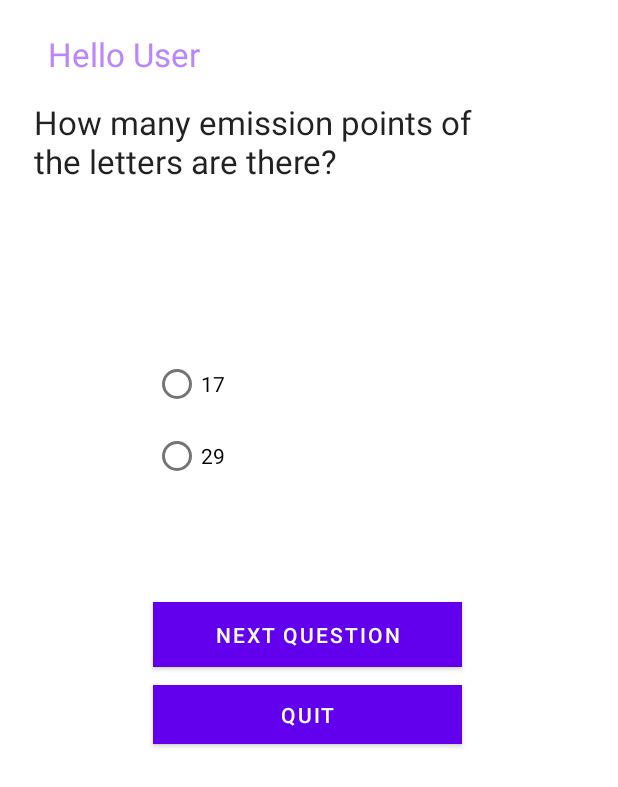
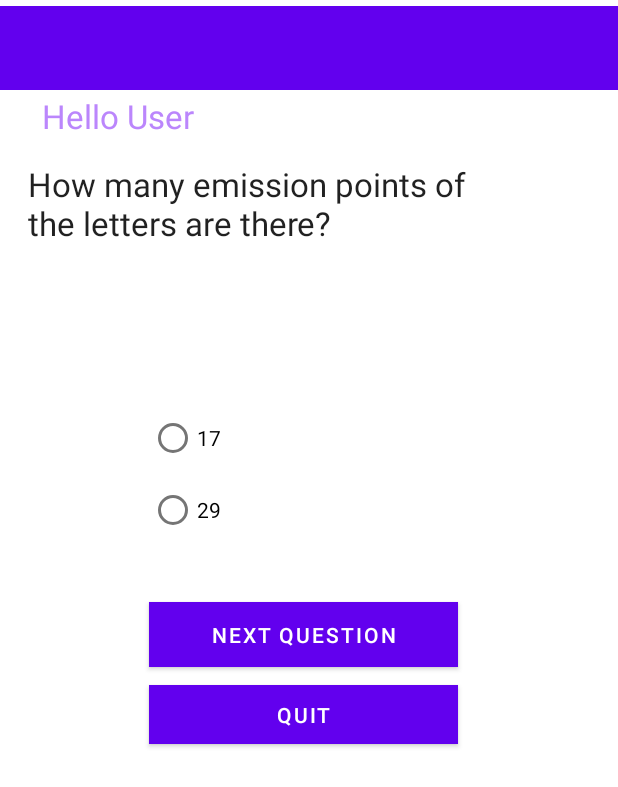
Before and after one commit to FatimaShah11/task2, an Android app: the screen it shows after launch (QuestionsActivity), after a tap on "ATTEMPT QUIZ", on a phone screen of 412 x 824 dp. Shown: the top 787 px of the screen. Run offline under Robolectric (Android 15) with nearby library versions, the phone set to English and light mode, and no system bars.

Commit message:
appBar_Quest.Acti

```diff
--- a/app/src/main/res/layout/activity_qestions.xml
+++ b/app/src/main/res/layout/activity_qestions.xml
@@ -24,10 +24,10 @@
             android:textColorLink="#9C27B0"
             app:layout_constraintBottom_toTopOf="@+id/button3"
             app:layout_constraintEnd_toEndOf="parent"
-            app:layout_constraintHorizontal_bias="0.151"
+            app:layout_constraintHorizontal_bias="0.132"
             app:layout_constraintStart_toStartOf="parent"
             app:layout_constraintTop_toTopOf="parent"
-            app:layout_constraintVertical_bias="0.057" />
+            app:layout_constraintVertical_bias="0.169" />
 
         <TextView
             android:id="@+id/tvque"
@@ -154,6 +154,19 @@
             app:layout_constraintBottom_toBottomOf="parent"
             app:layout_constraintEnd_toEndOf="@+id/buttonquit" />
 
+        <androidx.appcompat.widget.Toolbar
+            android:id="@+id/toolbar"
+            android:layout_width="match_parent"
+            android:layout_height="wrap_content"
+            android:layout_marginTop="4dp"
+            android:background="?attr/colorPrimary"
+            android:minHeight="?attr/actionBarSize"
+            android:theme="?attr/actionBarTheme"
+            app:layout_constraintEnd_toEndOf="parent"
+            app:layout_constraintHorizontal_bias="0.0"
+            app:layout_constraintStart_toStartOf="parent"
+            app:layout_constraintTop_toTopOf="parent" />
+
 
     </androidx.constraintlayout.widget.ConstraintLayout>
 </ScrollView>
```
